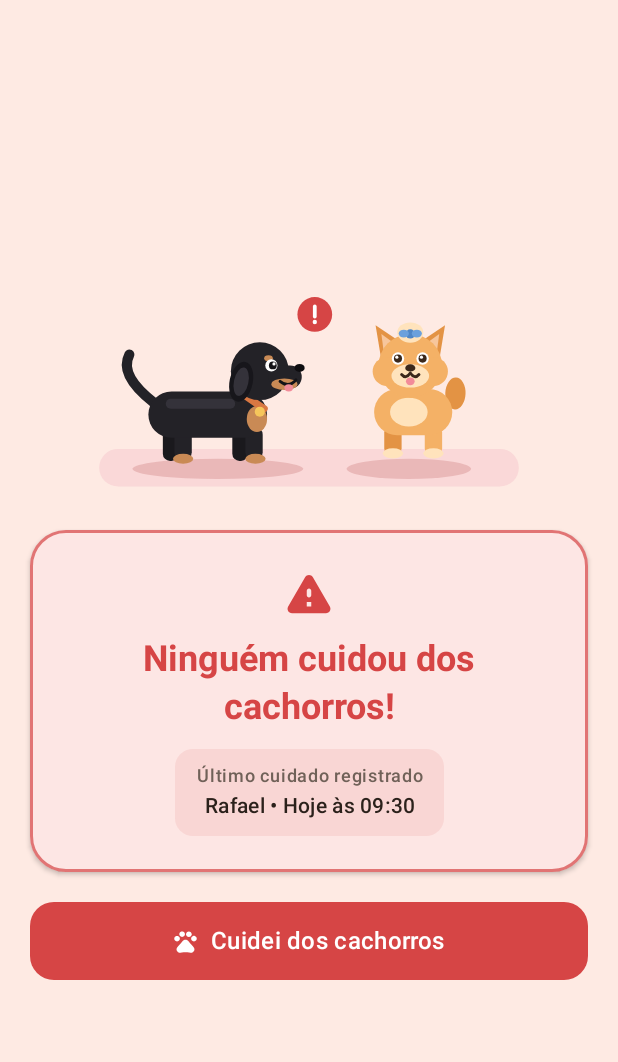
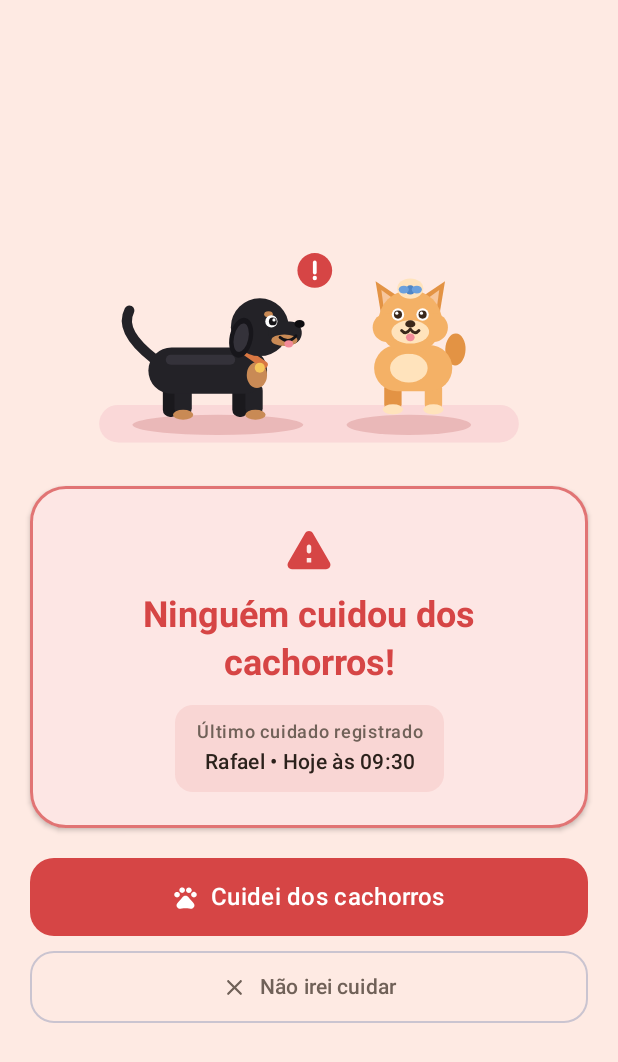
Before and after one commit to fael1505/CheckinPets, an Android app built with Jetpack Compose: the @Preview function HomeUncaredAlertPreview, on a phone screen of 412 x 824 dp. Shown: the top 1062 px of the screen. Run offline under Robolectric (Android 15) with nearby library versions, the phone set to English and light mode, and no system bars.

Commit message:
Notificacao Hora de cuidar dos cachorros, remove codigo da versao em Config e v1.1.5

```diff
--- a/app/build.gradle.kts
+++ b/app/build.gradle.kts
@@ -17,8 +17,8 @@ android {
         applicationId = "com.app.check_inpets"
         minSdk = 26
         targetSdk = 36
-        versionCode = 4
-        versionName = "1.1.4"
+        versionCode = 5
+        versionName = "1.1.5"
 
         testInstrumentationRunner = "androidx.test.runner.AndroidJUnitRunner"
     }
--- a/app/src/main/java/com/app/check_inpets/background/TurnAlarmScheduler.kt
+++ b/app/src/main/java/com/app/check_inpets/background/TurnAlarmScheduler.kt
@@ -80,7 +80,9 @@ object TurnAlarmScheduler {
             val slotMillisToday = slotZonedToday.toInstant().toEpochMilli()
             val reminderMillisToday = slotMillisToday + TEN_MINUTES_MILLIS
 
-            val alreadyHandledToday = hasCaredForSlot(logs, slotTime, today, zoneId)
+            val alreadyHandledToday = hasCaredForSlot(logs, slotTime, today, zoneId) ||
+                hasDeclinedSlot(escalations, currentUser.id, slotTime, todayKey) ||
+                dismissedSlotKey == "${todayKey}_$slotTime"
 
             val nextSlotMillis: Long
             val nextReminderMillis: Long
--- a/app/src/main/java/com/app/check_inpets/notifications/PetCareNotificationHelper.kt
+++ b/app/src/main/java/com/app/check_inpets/notifications/PetCareNotificationHelper.kt
@@ -201,7 +201,7 @@ object PetCareNotificationHelper {
 
         val notification = NotificationCompat.Builder(context, CHANNEL_REMINDER_ID)
             .setSmallIcon(R.drawable.ic_launcher_foreground)
-            .setContentTitle("Horário do cuidado")
+            .setContentTitle("Hora de cuidar dos cachorros")
             .setContentText(formattedSlot ?: "Agora")
             .setPriority(NotificationCompat.PRIORITY_HIGH)
             .setCategory(NotificationCompat.CATEGORY_REMINDER)
--- a/app/src/main/java/com/app/check_inpets/ui/screens/HomeScreen.kt
+++ b/app/src/main/java/com/app/check_inpets/ui/screens/HomeScreen.kt
@@ -424,6 +424,27 @@ fun HomeScreen(
                                 fontWeight = FontWeight.SemiBold
                             )
                         }
+                        Spacer(modifier = Modifier.height(10.dp))
+                        OutlinedButton(
+                            onClick = { showDeclineDialog = true },
+                            enabled = !isBusy,
+                            shape = RoundedCornerShape(16.dp),
+                            modifier = Modifier
+                                .fillMaxWidth()
+                                .height(48.dp)
+                        ) {
+                            Icon(
+                                imageVector = Icons.Rounded.Close,
+                                contentDescription = null,
+                                modifier = Modifier.size(18.dp)
+                            )
+                            Spacer(modifier = Modifier.width(8.dp))
+                            Text(
+                                text = "Não irei cuidar",
+                                style = MaterialTheme.typography.titleSmall,
+                                fontWeight = FontWeight.Medium
+                            )
+                        }
                     } else {
                         TextButton(
                             onClick = { showEarlyCareDialog = true },
--- a/app/src/main/java/com/app/check_inpets/ui/screens/SettingsScreen.kt
+++ b/app/src/main/java/com/app/check_inpets/ui/screens/SettingsScreen.kt
@@ -318,7 +318,7 @@ fun SettingsScreen(
                             fontWeight = FontWeight.SemiBold
                         )
                         Text(
-                            text = "Versão atual: v${currentVersion.versionName} (${currentVersion.versionCode}) • Verificação diária às 12h",
+                            text = "Versão atual: v${currentVersion.versionName} • Verificação diária às 12h",
                             style = MaterialTheme.typography.bodySmall,
                             color = MaterialTheme.colorScheme.onSurfaceVariant
                         )
```
Also changed, not shown: app/src/main/java/com/app/check_inpets/CheckinPetsApplication.kt (+18 -9 lines), app/src/main/java/com/app/check_inpets/background/TurnBackgroundCoordinator.kt (+18 -3 lines), app/src/main/java/com/app/check_inpets/ui/MainViewModel.kt (+25 -1 lines), 1 other file.
